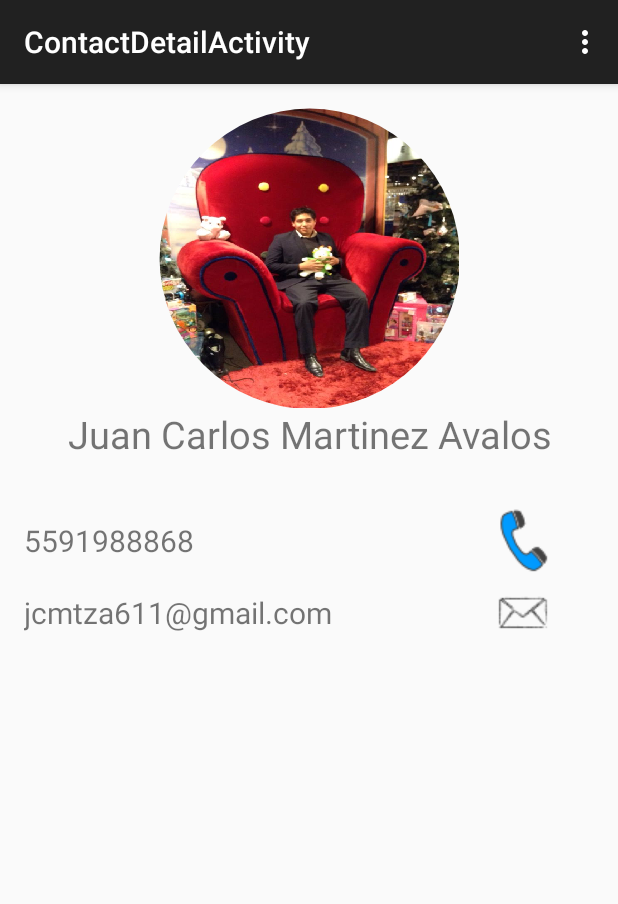
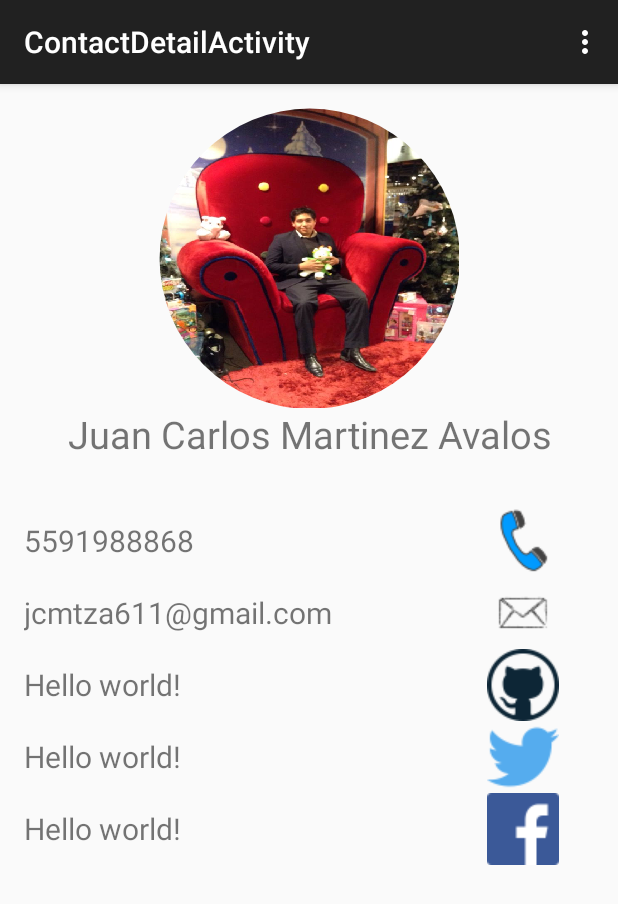
Before and after one commit to rickstart/AgendaMobileStudio-Android, an Android app: the ContactDetailActivity screen opened directly, with no data from a screen before it, on a phone screen of 412 x 824 dp. Shown: the top 904 px of the screen. Run offline under Robolectric (Android 15) with nearby library versions, the phone set to English and light mode, and no system bars.

```diff
--- a/app/src/main/AndroidManifest.xml
+++ b/app/src/main/AndroidManifest.xml
@@ -2,6 +2,8 @@
 <manifest xmlns:android="http://schemas.android.com/apk/res/android"
     package="com.mobintum.agendamobile" >
     <uses-permission android:name="android.permission.CALL_PHONE" />
+    <uses-permission android:name="android.permission.CAMERA" />
+    <uses-permission android:name="android.permission.INTERNET" />
 
 
     <application
--- a/app/src/main/java/com/mobintum/agendamobile/Contact.java
+++ b/app/src/main/java/com/mobintum/agendamobile/Contact.java
@@ -14,23 +14,29 @@ public class Contact {
     private String email;
     private String phone;
     private Drawable picture;
+    private String github;
+    private String twitter;
+    private String facebook;
 
-    public Contact(String name, String email, String phone, Drawable picture) {
+    public Contact(String name, String email, String phone, Drawable picture, String github, String twitter, String facebook) {
         this.name = name;
         this.email = email;
         this.phone = phone;
         this.picture = picture;
+        this.github = github;
+        this.twitter = twitter;
+        this.facebook = facebook;
     }
 
     public static ArrayList<Contact> getData(Context context){
 
         ArrayList<Contact> arrayContact = new ArrayList<Contact>();
 
-        Contact juanCarlos = new Contact("Juan Carlos Martinez Avalos","jcmtza611@gmail.com","5591988868",context.getResources().getDrawable(R.mipmap.pic_juan));
-        Contact christian = new Contact("Christian Jesus Rodriguez Martinez", "jesusrdzmtzm@gmail.com", "5538753188",context.getResources().getDrawable(R.mipmap.pic_christian));
-        Contact alex = new Contact("Alejandro Xochihua Jorge", "alexochihua23@gmail.com","5560116967", context.getResources().getDrawable(R.mipmap.pic_alex));
-        Contact genaro = new Contact("Genaro Rodriguez", "grodriguezm@redcibercom.com.mx", "5528982474", context.getResources().getDrawable(R.mipmap.pic_genaro));
-        Contact ricardo = new Contact("Ricardo Centeno", "ricardo.celj@gmail.com", "5514382887", context.getResources().getDrawable(R.mipmap.pic_ricardo));
+        Contact juanCarlos = new Contact("Juan Carlos Martinez Avalos","jcmtza611@gmail.com","5591988868",context.getResources().getDrawable(R.mipmap.pic_juan), null, null, null);
+        Contact christian = new Contact("Christian Jesus Rodriguez Martinez", "jesusrdzmtzm@gmail.com", "5538753188",context.getResources().getDrawable(R.mipmap.pic_christian), "jesusrdzmtzm", "jesusrdzmtzm","1154932578");
+        Contact alex = new Contact("Alejandro Xochihua Jorge", "alexochihua23@gmail.com","5560116967", context.getResources().getDrawable(R.mipmap.pic_alex), "lennux23", "axj_lennux@hotmail.com", "100000972018165");
+        Contact genaro = new Contact("Genaro Rodriguez", "grodriguezm@redcibercom.com.mx", "5528982474", context.getResources().getDrawable(R.mipmap.pic_genaro), "", null, "genaro_satto@hotmail.com");
+        Contact ricardo = new Contact("Ricardo Centeno", "ricardo.celj@gmail.com", "5514382887", context.getResources().getDrawable(R.mipmap.pic_ricardo),"rickstart", "rickstart","100001865514717");
 
         arrayContact.add(juanCarlos);
         arrayContact.add(christian);
@@ -72,4 +78,29 @@ public class Contact {
     public void setPicture(Drawable picture) {
         this.picture = picture;
     }
+
+    public String getGithub() {
+        return github;
+    }
+
+    public void setGithub(String github) {
+        this.github = github;
+    }
+
+    public String getTwitter() {
+        return twitter;
+    }
+
+    public void setTwitter(String twitter) {
+        this.twitter = twitter;
+    }
+
+    public String getFacebook() {
+        return facebook;
+    }
+
+    public void setFacebook(String facebook) {
+        this.facebook = facebook;
+    }
+
 }
--- a/app/src/main/java/com/mobintum/agendamobile/ContactDetailActivity.java
+++ b/app/src/main/java/com/mobintum/agendamobile/ContactDetailActivity.java
@@ -7,7 +7,6 @@ import android.content.pm.ResolveInfo;
 import android.net.Uri;
 import android.os.Bundle;
 import android.support.v7.app.ActionBarActivity;
-import android.util.Log;
 import android.view.Menu;
 import android.view.MenuItem;
 import android.view.View;
@@ -22,7 +21,7 @@ public class ContactDetailActivity extends ActionBarActivity implements View.OnC
 
     int contactPosition;
     Contact contact;
-    ImageButton actionCall, actionEmail;
+    ImageButton actionCall, actionEmail, actionGithub, actionTwitter, actionFacebook;
 
     @Override
     protected void onCreate(Bundle savedInstanceState) {
@@ -38,9 +37,16 @@ public class ContactDetailActivity extends ActionBarActivity implements View.OnC
         TextView textEmail = (TextView) findViewById(R.id.textEmail);
         actionCall = (ImageButton) findViewById(R.id.actionCall);
         actionEmail = (ImageButton) findViewById(R.id.actionEmail);
+        actionGithub = (ImageButton) findViewById(R.id.actionGithub);
+        actionTwitter = (ImageButton) findViewById(R.id.actionTwitter);
+        actionFacebook = (ImageButton) findViewById(R.id.actionFacebook);
 
         actionCall.setOnClickListener(this);
         actionEmail.setOnClickListener(this);
+        actionGithub.setOnClickListener(this);
+        actionTwitter.setOnClickListener(this);
+        actionFacebook.setOnClickListener(this);
+
         profileImage.setImageDrawable(contact.getPicture());
         textNameDetail.setText(contact.getName());
         textPhone.setText(contact.getPhone());
@@ -78,7 +84,7 @@ public class ContactDetailActivity extends ActionBarActivity implements View.OnC
 
         switch(v.getId()){
             case R.id.actionCall:
-                Log.e("INETNT", "CALL");
+
                 Intent callIntent = new Intent(Intent.ACTION_CALL);
                 String uri = "tel:" + contact.getPhone();
 
@@ -90,16 +96,34 @@ public class ContactDetailActivity extends ActionBarActivity implements View.OnC
 
                 break;
             case R.id.actionEmail:
-                Log.e("INETNT", "email");
+
                 Intent emailIntent = new Intent(Intent.ACTION_SENDTO, Uri.fromParts(
                         "mailto", contact.getEmail(), null));
-                emailIntent.putExtra(Intent.EXTRA_SUBJECT, "EXTRA_SUBJECT");
+                emailIntent.putExtra(Intent.EXTRA_SUBJECT, "TITULO CONTACTO");
+
 
                 if(isAvailable(getApplicationContext(),emailIntent))
                 startActivity(Intent.createChooser(emailIntent, "Send email..."));
                 else
                     Toast.makeText(getApplicationContext(),"HARWARE NOT AVAILABLE", Toast.LENGTH_LONG).show();
 
+                break;
+
+            case R.id.actionGithub:
+                Intent githubIntent = new Intent(Intent.ACTION_VIEW, Uri.parse("http://www.github.com/"+contact.getGithub()));
+                //Intent githubIntent = new Intent(Intent.ACTION_VIEW, Uri.parse("github://user?screen_name=" + contact.getTwitter()));
+                startActivity(githubIntent);
+                break;
+
+            case R.id.actionTwitter:
+
+                Intent twitterIntent = new Intent(Intent.ACTION_VIEW, Uri.parse("twitter://user?screen_name=" + contact.getTwitter()));
+                startActivity(twitterIntent);
+                break;
+
+            case R.id.actionFacebook:
+                Intent facebookIntent = new Intent(Intent.ACTION_VIEW , Uri.parse("fb://profile/"+contact.getFacebook()));
+                startActivity(facebookIntent);
                 break;
         }
     }
@@ -111,4 +135,15 @@ public class ContactDetailActivity extends ActionBarActivity implements View.OnC
                         PackageManager.MATCH_DEFAULT_ONLY);
         return list.size() > 0;
     }
+
+    public Intent getOpenFacebookIntent(Context context) {
+
+        try {
+            context.getPackageManager().getPackageInfo("com.facebook.katana", 0);
+            return new Intent(Intent.ACTION_VIEW, Uri.parse("fb://profile/"+contact.getFacebook()));
+        } catch (Exception e) {
+            return new Intent(Intent.ACTION_VIEW, Uri.parse("https://www.facebook.com/<user_name_here>"));
+        }
+    }
+
 }
--- a/app/src/main/res/layout/activity_contact_detail.xml
+++ b/app/src/main/res/layout/activity_contact_detail.xml
@@ -72,5 +72,71 @@
             android:src="@mipmap/ic_email"
             android:background="@android:color/transparent"/>
     </LinearLayout>
+    <LinearLayout
+        android:layout_width="match_parent"
+        android:layout_height="wrap_content"
 
+        android:orientation="horizontal">
+        <TextView
+            android:id="@+id/textGithub"
+            android:layout_width="0dp"
+            android:layout_height="wrap_content"
+            android:text="@string/hello_world"
+            android:layout_weight="3"
+            android:layout_gravity="center"
+            android:textSize="@dimen/font_small"/>
+        <ImageButton
+            android:id="@+id/actionGithub"
+            android:layout_width="0dp"
+            android:layout_height="wrap_content"
+            android:layout_gravity="center"
+            android:layout_weight="1"
+            android:src="@mipmap/ic_github"
+            android:background="@android:color/transparent"/>
+    </LinearLayout>
+    <LinearLayout
+        android:layout_width="match_parent"
+        android:layout_height="wrap_content"
+
+        android:orientation="horizontal">
+        <TextView
+            android:id="@+id/textTwitter"
+            android:layout_width="0dp"
+            android:layout_height="wrap_content"
+            android:text="@string/hello_world"
+            android:layout_weight="3"
+            android:layout_gravity="center"
+            android:textSize="@dimen/font_small"/>
+        <ImageButton
+            android:id="@+id/actionTwitter"
+            android:layout_width="0dp"
+            android:layout_height="wrap_content"
+            android:layout_gravity="center"
+            android:layout_weight="1"
+            android:src="@mipmap/ic_twitter"
+            android:background="@android:color/transparent"/>
+    </LinearLayout>
+
+    <LinearLayout
+        android:layout_width="match_parent"
+        android:layout_height="wrap_content"
+
+        android:orientation="horizontal">
+        <TextView
+            android:id="@+id/textFacebook"
+            android:layout_width="0dp"
+            android:layout_height="wrap_content"
+            android:text="@string/hello_world"
+            android:layout_weight="3"
+            android:layout_gravity="center"
+            android:textSize="@dimen/font_small"/>
+        <ImageButton
+            android:id="@+id/actionFacebook"
+            android:layout_width="0dp"
+            android:layout_height="wrap_content"
+            android:layout_gravity="center"
+            android:layout_weight="1"
+            android:src="@mipmap/ic_facebook"
+            android:background="@android:color/transparent"/>
+    </LinearLayout>
 </LinearLayout>
```
Also changed, not shown: app/src/main/res/mipmap-mdpi/ic_facebook.png (added), app/src/main/res/mipmap-mdpi/ic_github.png (added), app/src/main/res/mipmap-mdpi/ic_twitter.png (added).
